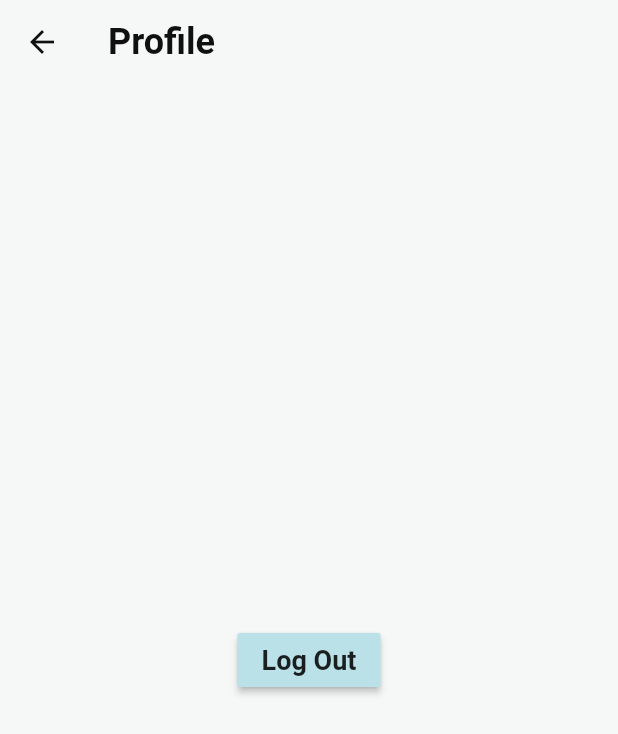
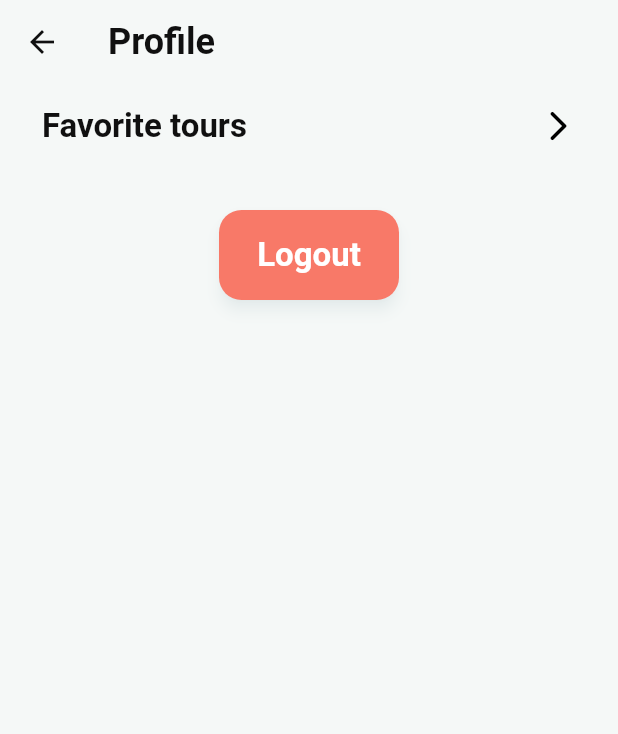
Before and after one commit to blyoha/audio-tour-builder, a Flutter app: the ProfilePage screen opened by its route, on a phone screen of 412 x 824 dp. Shown: the top 734 px of the screen. Run offline on Flutter 3.47's test engine with Material 2 defaults, Android fonts, the phone set to English and light mode, and no system bars; our stand-ins replace cloud_firestore, equatable, file_picker, firebase_auth, firebase_core, firebase_storage and 7 more; accounts and stored records are empty; generated files the repository leaves out were written again.

Commit message:
Implemented Profile page.

```diff
--- a/lib/presentation/pages/profile/profile_page.dart
+++ b/lib/presentation/pages/profile/profile_page.dart
@@ -1,8 +1,10 @@
 import 'package:flutter/material.dart';
 import 'package:flutter_bloc/flutter_bloc.dart';
+import 'package:gap/gap.dart';
 
 import '../../../blocs/auth/auth_bloc.dart';
-import '../../../theme/theme.dart';
+import '../../../theme/theme_constants.dart';
+import '../favorites/view/favorites_page.dart';
 
 class ProfilePage extends StatefulWidget {
   static const String route = 'profile';
@@ -14,13 +16,13 @@ class ProfilePage extends StatefulWidget {
 }
 
 class _ProfilePageState extends State<ProfilePage> {
-  late AuthBloc bloc;
+  late AuthBloc authBloc;
 
   @override
   void initState() {
     super.initState();
 
-    bloc = context.read();
+    authBloc = context.read<AuthBloc>();
   }
 
   @override
@@ -29,32 +31,44 @@ class _ProfilePageState extends State<ProfilePage> {
       appBar: AppBar(
         title: const Text('Profile'),
       ),
-      body: BlocConsumer(
-        bloc: bloc,
-        listener: (context, state) {
-          if (state is AuthError) {
-            ScaffoldMessenger.of(context)
-                .showSnackBar(const SnackBar(content: Text('Log Out failed')));
-          }
-          if (state is AuthUnauthenticated) {
-            ScaffoldMessenger.of(context)
-                .showSnackBar(const SnackBar(content: Text('Logged Out')));
-          }
-        },
-        builder: (context, state) {
-          return Center(
-            child: MaterialButton(
-              color: AppColors.primary,
-              child: const Text('Log Out'),
-              onPressed: () {
-                if (state is AuthAuthenticated) {
-                  bloc.add(AuthSignOut());
-                }
-              },
+      body: Padding(
+        padding: const EdgeInsets.symmetric(horizontal: 12.0),
+        child: Column(
+          children: [
+            ListTile(
+              onTap: () => Navigator.push(
+                  context,
+                  MaterialPageRoute(
+                    builder: (context) => const FavoritesPage(),
+                  )),
+              title: const Text('Favorite tours'),
+              trailing: const Icon(
+                Icons.arrow_forward_ios_rounded,
+                color: Colors.black,
+              ),
             ),
-          );
-        },
+            const Gap(28.0),
+            TextButton(
+              onPressed: () async => await _logOut(),
+              style: const ButtonStyle(
+                backgroundColor: MaterialStatePropertyAll<Color>(errorColor),
+                foregroundColor: MaterialStatePropertyAll<Color>(Colors.white),
+              ),
+              child: const Text('Logout'),
+            ),
+          ],
+        ),
       ),
     );
   }
+
+  Future<void> _logOut() async {
+    await authBloc.authRepo
+        .signOut()
+        .then((value) => Navigator.pushNamedAndRemoveUntil(
+              context,
+              'welcome',
+              (Route<dynamic> route) => false,
+            ));
+  }
 }
```
